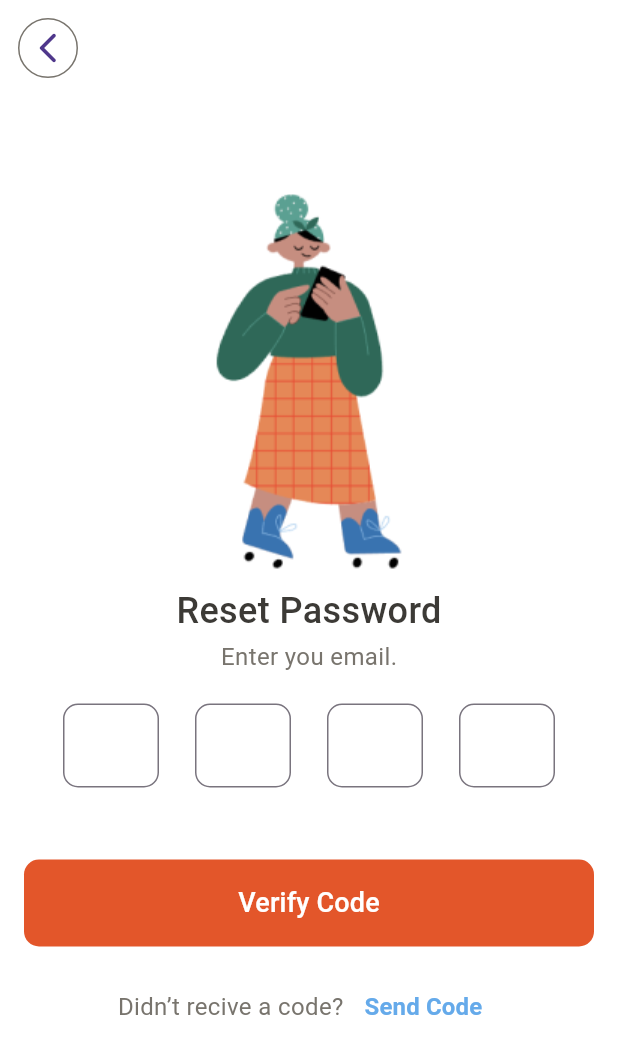
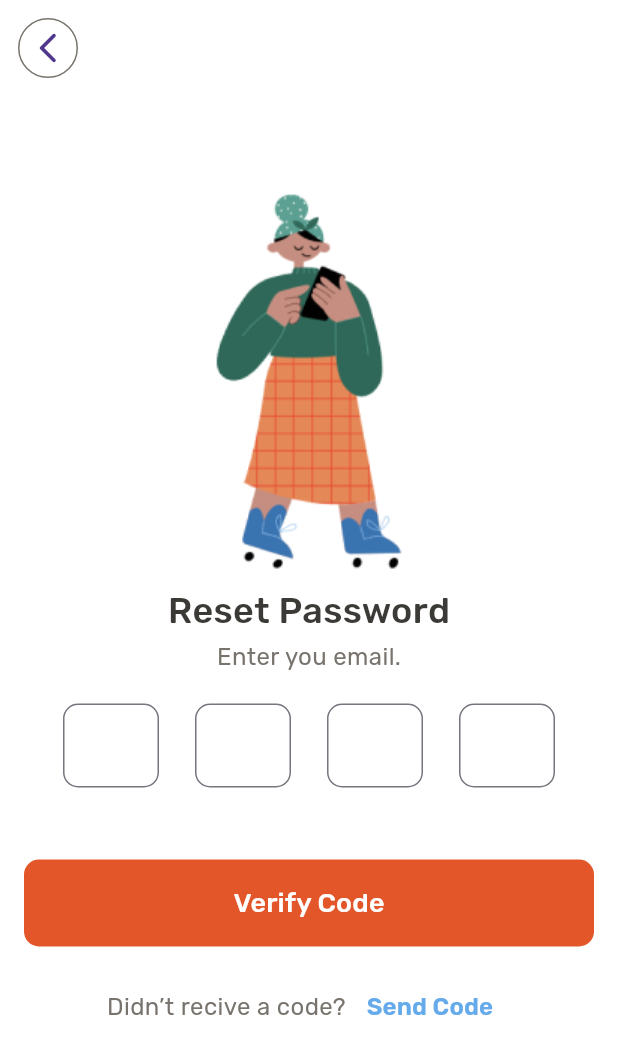
Before and after one commit to YoussefmSaber/coders_oasis, a Flutter app: the ForgetPasswordScreen screen opened directly, after a tap on "Send Code", on a phone screen of 412 x 824 dp. Shown: the top 1054 px of the screen. Run offline on Flutter 3.47's test engine with Material 2 defaults, Android fonts, the phone set to English and light mode, and no system bars; our stand-ins replace bloc, firebase_core, flutter_bloc, google_fonts, hexcolor, shared_preferences and 1 more; accounts and stored records are empty.

Commit message:
Changed the text font from default to rubik font

```diff
--- a/lib/screens/authentication-screens/check-code/verify-code-screen.dart
+++ b/lib/screens/authentication-screens/check-code/verify-code-screen.dart
@@ -1,5 +1,6 @@
 import 'package:coders_oasis/screens/authentication-screens/forgetPassword/forget_password_screen.dart';
 import 'package:flutter/material.dart';
+import 'package:google_fonts/google_fonts.dart';
 
 import '../../../shared/components/components.dart';
 import '../../../shared/components/constants.dart';
@@ -25,18 +26,20 @@ class VerifyCodeScreen extends StatelessWidget {
                 height: 8,
               ),
               Text("Reset Password",
-                  style: TextStyle(
+                  style: GoogleFonts.rubik(
+                      textStyle: TextStyle(
                           color: darkFont,
                           fontSize: 24,
-                      fontWeight: FontWeight.w500)),
+                          fontWeight: FontWeight.w500))),
               const SizedBox(
                 height: 2,
               ),
               Text("Enter you email.",
-                  style: TextStyle(
+                  style: GoogleFonts.rubik(
+                      textStyle: TextStyle(
                           color: darkGray,
                           fontSize: 16,
-                      fontWeight: FontWeight.w400)),
+                          fontWeight: FontWeight.w400))),
               otpPin(context),
               Padding(
                 padding: const EdgeInsets.all(16.0),
@@ -52,10 +55,11 @@ class VerifyCodeScreen extends StatelessWidget {
                 children: [
                   Text(
                     "Didn’t recive a code?",
-                    style: TextStyle(
+                    style: GoogleFonts.rubik(
+                        textStyle: TextStyle(
                             color: darkGray,
                             fontSize: 16,
-                        fontWeight: FontWeight.w400),
+                            fontWeight: FontWeight.w400)),
                   ),
                   const SizedBox(
                     width: 2,
@@ -72,10 +76,11 @@ class VerifyCodeScreen extends StatelessWidget {
                         })),
                     child: Text(
                       "Send Code",
-                      style: TextStyle(
+                      style: GoogleFonts.rubik(
+                          textStyle: TextStyle(
                               color: secondaryColor,
                               fontSize: 16,
-                          fontWeight: FontWeight.w600),
+                              fontWeight: FontWeight.w600)),
                       selectionColor: secondaryColorTransparent,
                     ),
                   )
--- a/lib/screens/authentication-screens/forgetPassword/forget_password_screen.dart
+++ b/lib/screens/authentication-screens/forgetPassword/forget_password_screen.dart
@@ -1,5 +1,6 @@
 import 'package:coders_oasis/screens/authentication-screens/check-code/verify-code-screen.dart';
 import 'package:flutter/material.dart';
+import 'package:google_fonts/google_fonts.dart';
 
 import '../../../shared/components/components.dart';
 import '../../../shared/components/constants.dart';
@@ -27,18 +28,20 @@ class ForgetPasswordScreen extends StatelessWidget {
                   height: 8,
                 ),
                 Text("Reset Password",
-                    style: TextStyle(
+                    style: GoogleFonts.rubik(
+                        textStyle:TextStyle(
                         color: darkFont,
                         fontSize: 24,
-                        fontWeight: FontWeight.w500)),
+                        fontWeight: FontWeight.w500))),
                 const SizedBox(
                   height: 2,
                 ),
                 Text("Enter you email.",
-                    style: TextStyle(
+                    style: GoogleFonts.rubik(
+                        textStyle:TextStyle(
                         color: darkGray,
                         fontSize: 16,
-                        fontWeight: FontWeight.w400)),
+                        fontWeight: FontWeight.w400))),
                 Padding(
                     padding: const EdgeInsets.symmetric(
                         horizontal: 16.0, vertical: 8),
--- a/lib/shared/components/components.dart
+++ b/lib/shared/components/components.dart
@@ -19,7 +19,9 @@ Widget onBoardingItem(
           child: Text(
             onBoardingItem.title,
             textAlign: TextAlign.center,
-            style: const TextStyle(fontSize: 24, fontWeight: FontWeight.w500),
+            style: GoogleFonts.rubik(
+                textStyle:
+                    const TextStyle(fontSize: 24, fontWeight: FontWeight.w500)),
           ),
         ),
         const SizedBox(
@@ -28,10 +30,11 @@ Widget onBoardingItem(
         Text(
           onBoardingItem.body,
           textAlign: TextAlign.center,
-          style: TextStyle(
+          style: GoogleFonts.rubik(
+              textStyle: TextStyle(
                   fontSize: 15,
                   fontWeight: FontWeight.w400,
-              color: HexColor("78746D")),
+                  color: HexColor("78746D"))),
         ),
         const SizedBox(
           height: 16,
@@ -64,7 +67,9 @@ Widget defaultButton(
         child: Padding(
           padding: const EdgeInsets.symmetric(vertical: 16.0),
           child: Text(text,
-              style: TextStyle(color: HexColor(textColor), fontSize: 18)),
+              style: GoogleFonts.rubik(
+                  textStyle:
+                      TextStyle(color: HexColor(textColor), fontSize: 18))),
         ),
       ),
     );
@@ -122,7 +127,10 @@ Widget notificationButton({required Function onTap}) => FloatingActionButton(
         side: BorderSide(width: 1, color: darkGray),
         borderRadius: BorderRadius.circular(100),
       ),
-      child: ImageIcon(AssetImage("assets/images/icons/notification-icon.png"), color: darkFont,),
+      child: ImageIcon(
+        AssetImage("assets/images/icons/notification-icon.png"),
+        color: darkFont,
+      ),
     );
 
 Widget defaultTextField(
@@ -135,7 +143,7 @@ Widget defaultTextField(
       decoration: InputDecoration(
         focusColor: defaultColor,
         labelText: labelText,
-        labelStyle: TextStyle(color: darkGray),
+        labelStyle: GoogleFonts.rubik(textStyle: TextStyle(color: darkGray)),
         border: OutlineInputBorder(
           borderSide: BorderSide(
             width: 1.0,
@@ -179,7 +187,8 @@ Widget otpPin(context) => Padding(
                 ],
                 decoration: InputDecoration(
                   focusColor: defaultColor,
-                  labelStyle: TextStyle(color: darkGray),
+                  labelStyle:
+                      GoogleFonts.rubik(textStyle: TextStyle(color: darkGray)),
                   border: OutlineInputBorder(
                     borderSide: BorderSide(
                       width: 1.0,
@@ -218,7 +227,8 @@ Widget otpPin(context) => Padding(
                 ],
                 decoration: InputDecoration(
                   focusColor: defaultColor,
-                  labelStyle: TextStyle(color: darkGray),
+                  labelStyle:
+                      GoogleFonts.rubik(textStyle: TextStyle(color: darkGray)),
                   border: OutlineInputBorder(
                     borderSide: BorderSide(
                       width: 1.0,
@@ -257,7 +267,8 @@ Widget otpPin(context) => Padding(
                 ],
                 decoration: InputDecoration(
                   focusColor: defaultColor,
-                  labelStyle: TextStyle(color: darkGray),
+                  labelStyle:
+                      GoogleFonts.rubik(textStyle: TextStyle(color: darkGray)),
                   border: OutlineInputBorder(
                     borderSide: BorderSide(
                       width: 1.0,
@@ -291,7 +302,8 @@ Widget otpPin(context) => Padding(
                 ],
                 decoration: InputDecoration(
                   focusColor: defaultColor,
-                  labelStyle: TextStyle(color: darkGray),
+                  labelStyle:
+                      GoogleFonts.rubik(textStyle: TextStyle(color: darkGray)),
                   border: OutlineInputBorder(
                     borderSide: BorderSide(
                       width: 1.0,
@@ -345,19 +357,22 @@ Widget settingsItem(
               children: [
                 Text(
                   label,
-                  style: TextStyle(
+                  style: GoogleFonts.rubik(
+                      textStyle: GoogleFonts.rubik(
+                          textStyle: TextStyle(
                               letterSpacing: -0.50,
                               fontSize: 20,
                               color: darkFont,
-                      fontWeight: FontWeight.w500),
+                              fontWeight: FontWeight.w500))),
                 ),
                 Text(
                   subLabel,
-                  style: TextStyle(
+                  style: GoogleFonts.rubik(
+                      textStyle: TextStyle(
                           letterSpacing: -0.50,
                           fontSize: 16,
                           color: darkGray,
-                      fontWeight: FontWeight.w400),
+                          fontWeight: FontWeight.w400)),
                   overflow: TextOverflow.ellipsis,
                   maxLines: 1,
                 ),
```
Also changed, not shown: lib/screens/app-screens/settings-screen/settings_screen.dart (+9 -8 lines), lib/screens/authentication-screens/login/login_screen.dart (+13 -8 lines), lib/screens/authentication-screens/signup/signup_screen.dart (+10 -6 lines), lib/screens/app-screens/profile-screen/profile_screen.dart (line endings or trailing spaces), pubspec.lock. Lines whose indentation alone changed are shown as unchanged.
